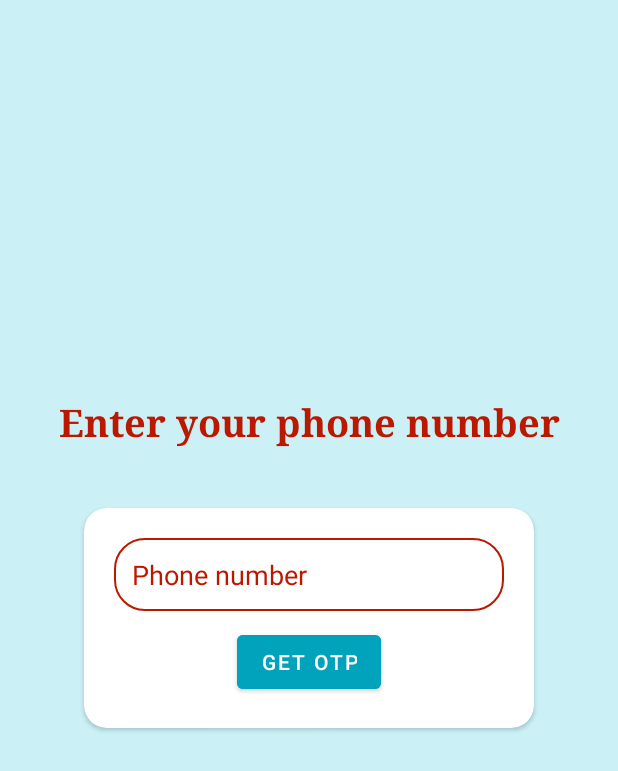
After one commit to IPSmeetpatadia/FirebaseDemo, an Android app: the PhoneAuthActivity screen opened directly, with no data from a screen before it, on a phone screen of 412 x 824 dp. The commit adds this screen. Shown: the top 771 px of the screen. Run offline under Robolectric (Android 15) with nearby library versions, the phone set to English and light mode, and no system bars; our stand-ins replace Firebase (no records; nobody signed in at launch, a user with empty details on screens opened directly).

Commit message:
DONE: Phone Number Authentication

```diff
--- a/app/build.gradle
+++ b/app/build.gradle
@@ -60,7 +60,6 @@ dependencies {
     implementation 'com.github.bumptech.glide:glide:4.14.2'
     annotationProcessor 'com.github.bumptech.glide:compiler:4.14.2'
 
-
     apply plugin: 'kotlin-android-extensions'
 
 }
--- /dev/null
+++ b/app/src/main/res/layout/activity_phone_auth.xml
@@ -0,0 +1,68 @@
+<?xml version="1.0" encoding="utf-8"?>
+<androidx.constraintlayout.widget.ConstraintLayout xmlns:android="http://schemas.android.com/apk/res/android"
+    xmlns:app="http://schemas.android.com/apk/res-auto"
+    xmlns:tools="http://schemas.android.com/tools"
+    android:layout_width="match_parent"
+    android:layout_height="match_parent"
+    android:background="@color/blur_robin_egg_blue"
+    tools:context=".activity.PhoneAuthActivity">
+
+    <TextView
+        android:id="@+id/txtEnterNum"
+        android:layout_width="wrap_content"
+        android:layout_height="wrap_content"
+        android:text="Enter your phone number"
+        android:textSize="25sp"
+        android:textColor="@color/magenta"
+        android:fontFamily="serif"
+        android:textStyle="bold"
+        android:layout_marginBottom="40dp"
+        app:layout_constraintBottom_toTopOf="@id/phoneAuthCardView"
+        app:layout_constraintEnd_toEndOf="parent"
+        app:layout_constraintStart_toStartOf="parent" />
+
+    <androidx.cardview.widget.CardView
+        android:id="@+id/phoneAuthCardView"
+        android:layout_width="300dp"
+        android:layout_height="wrap_content"
+        app:cardCornerRadius="15dp"
+        app:layout_constraintBottom_toBottomOf="parent"
+        app:layout_constraintEnd_toEndOf="parent"
+        app:layout_constraintStart_toStartOf="parent"
+        app:layout_constraintTop_toTopOf="parent">
+
+        <androidx.constraintlayout.widget.ConstraintLayout
+            android:layout_width="match_parent"
+            android:layout_height="match_parent"
+            android:layout_margin="10dp"
+            android:padding="10dp">
+
+            <EditText
+                android:id="@+id/edtxt_phoneNum"
+                android:layout_width="match_parent"
+                android:layout_height="wrap_content"
+                android:background="@drawable/shape_edit_text"
+                android:hint="Phone number"
+                android:padding="12dp"
+                android:textColorHint="@color/magenta"
+                app:layout_constraintEnd_toEndOf="parent"
+                app:layout_constraintStart_toStartOf="parent"
+                app:layout_constraintTop_toTopOf="parent" />
+
+            <Button
+                android:id="@+id/btnGetOTP"
+                android:layout_width="wrap_content"
+                android:layout_height="wrap_content"
+                android:layout_gravity="center_horizontal"
+                android:layout_margin="10dp"
+                android:backgroundTint="@color/cyan"
+                android:text="Get OTP"
+                app:layout_constraintEnd_toEndOf="parent"
+                app:layout_constraintStart_toStartOf="parent"
+                app:layout_constraintTop_toBottomOf="@id/edtxt_phoneNum" />
+
+        </androidx.constraintlayout.widget.ConstraintLayout>
+
+    </androidx.cardview.widget.CardView>
+
+</androidx.constraintlayout.widget.ConstraintLayout>
--- a/build.gradle
+++ b/build.gradle
@@ -1,6 +1,6 @@
 buildscript {
     dependencies {
-        classpath 'com.google.gms:google-services:4.3.10'
+        classpath 'com.google.gms:google-services:4.3.15'
     }
 }// Top-level build file where you can add configuration options common to all sub-projects/modules.
 plugins {
```
Also changed, not shown: app/src/main/AndroidManifest.xml (+9 -3 lines), app/src/main/java/com/ipsMeet/firebasedemo/activity/LoginActivity.kt (+9 -1 lines), app/src/main/java/com/ipsMeet/firebasedemo/activity/OTPActivity.kt (added, +45 -0 lines), app/src/main/java/com/ipsMeet/firebasedemo/activity/PhoneAuthActivity.kt (added, +83 -0 lines), app/src/main/res/layout/activity_login.xml (+12 -1 lines), app/src/main/res/layout/activity_otpactivity.xml (added, +68 -0 lines), app/src/main/res/drawable-v24/img_flag_ca.jpg (added), app/src/main/res/drawable-v24/img_flag_ind.jpg (added), app/src/main/res/drawable-v24/img_flag_uk.jpg (added), app/src/main/res/drawable-v24/img_flag_usa.jpg (added), app/src/main/res/drawable-v24/img_phone.jpg (added).
